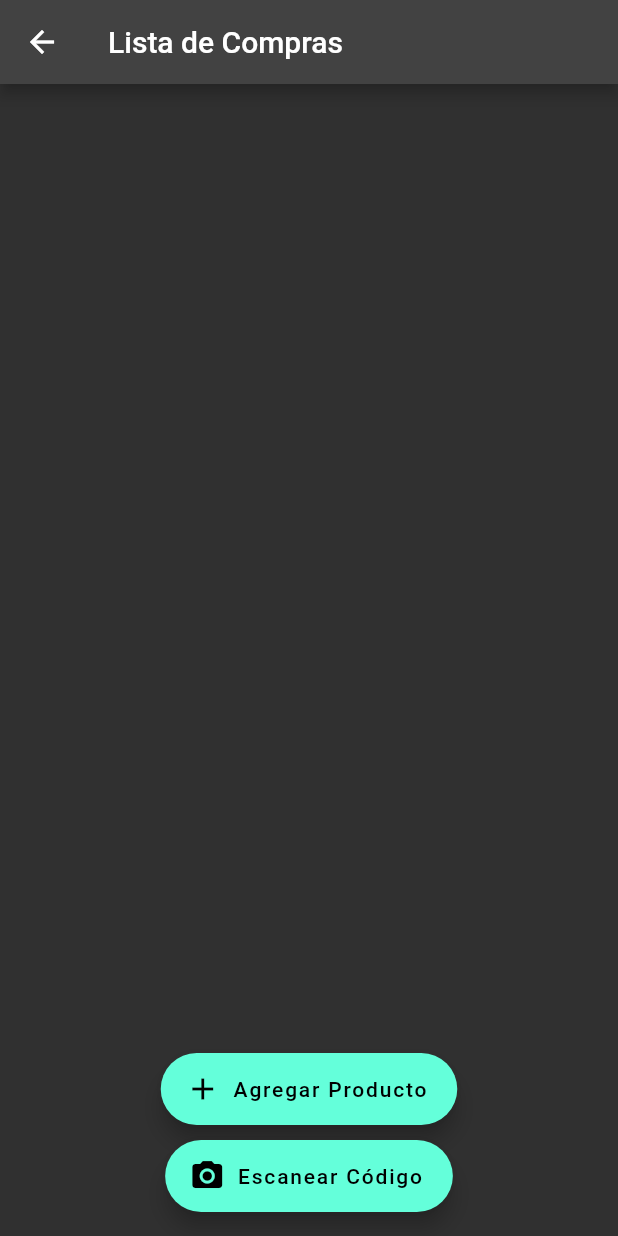
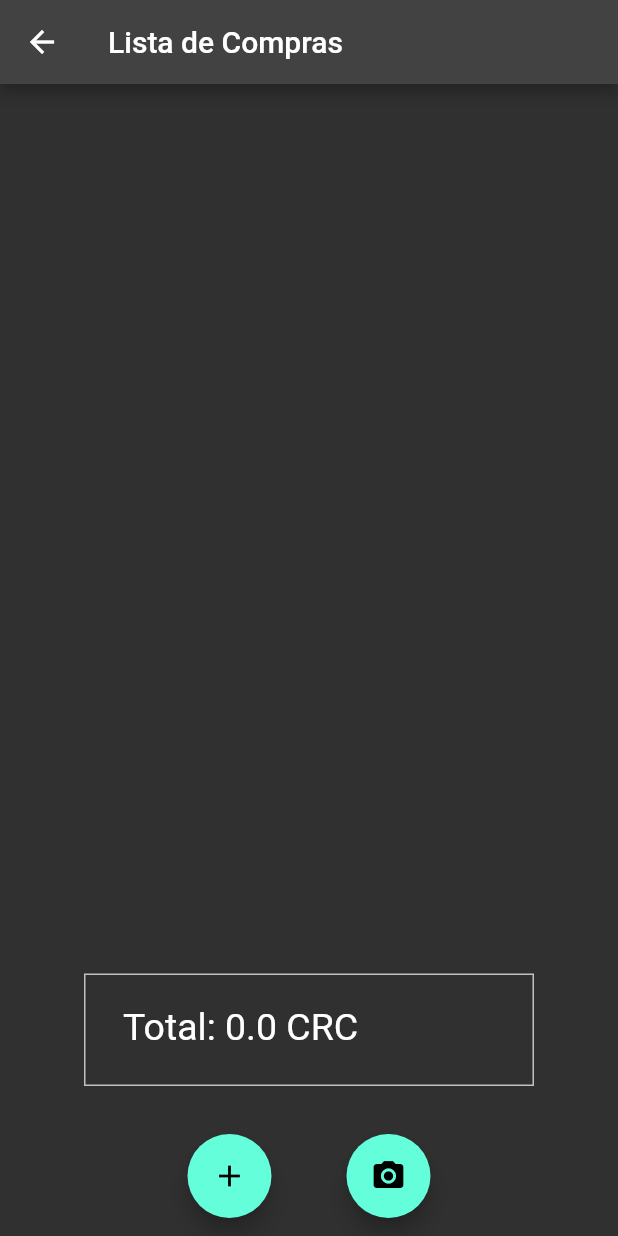
Before and after one commit to jchavaherrera/AplicacionTCU, a Flutter app: the ListaCompras screen opened directly, on a phone screen of 412 x 824 dp. Run offline on Flutter 3.47's test engine with Material 2 defaults, Android fonts, the light colour scheme and no system bars; our stand-ins replace flutter_tts, local_auth; missing offline and left inert: barcode_scan.

Commit message:
interfaz de la lista de compras mejorada

```diff
--- a/lib/estado_cuenta_page.dart
+++ b/lib/estado_cuenta_page.dart
@@ -1,8 +1,6 @@
 import 'package:flutter/material.dart';
 import 'addmovement.dart';
 import 'storage.dart';
-
-const primaryColor = Color(0xFF151026);
 
 class EstadoCuenta extends StatelessWidget {
   const EstadoCuenta({Key? key}) : super(key: key);
@@ -10,7 +8,6 @@ class EstadoCuenta extends StatelessWidget {
   @override
   Widget build(BuildContext context) {
     return FlutterDemo(storage: Storage());
-
   }
 }
 
--- a/lib/helper-functions/qr_functions.dart
+++ b/lib/helper-functions/qr_functions.dart
@@ -7,13 +7,13 @@ String getProduct (String qrData) {
   return qrData.substring(startIndex + start.length, endIndex);
 }
 
-int getPrice (String qrData) {
+double getPrice (String qrData) {
   const start = 'Precio:"';
   const end = '"';
   final startIndex = qrData.indexOf(start);
   final endIndex = qrData.indexOf(end, startIndex + start.length);
 
-  return int.parse(qrData.substring(startIndex + start.length, endIndex));
+  return double.parse(qrData.substring(startIndex + start.length, endIndex));
 }
 
 String getCurrency (String qrData) {
--- a/lib/lista_compras_page.dart
+++ b/lib/lista_compras_page.dart
@@ -63,9 +63,10 @@ class _ListaComprasState extends State<ListaCompras> {
 
   String result = " ";
   String product = " ";
-  int price = 0;
+  double price = 0;
   String priceStr = " ";
   String currency = " ";
+  double total = 0;
   final FlutterTts tts = FlutterTts();
 
   Future _addToCart(String item) async {
@@ -205,18 +206,23 @@ class _ListaComprasState extends State<ListaCompras> {
       appBar: AppBar(
         title: const Text('Lista de Compras'),
       ),
-      body: ListView.builder(
+      body: Column(
+        children: <Widget>[
+          Expanded(
+              child: ListView.builder(
                   itemCount: _todos.length,
-          itemBuilder: (context, index) {
+                  itemBuilder: (BuildContext context, int index) {
                     return Card(
-              child: Column(mainAxisSize: MainAxisSize.min, children: <Widget>[
+                      child: Column(
+                          mainAxisSize: MainAxisSize.min,
+                          children: <Widget>[
                             ListTile(
                               onTap: () {
                                 _handleTodoChange(_todos[index]);
                               },
                               title: Text(_todos[index].name,
                                   style: _getTextStyle(_todos[index].checked)),
-                  subtitle: Text(_todos[index].price),
+                              subtitle: Text(_todos[index].price + ' CRC'),
                             ),
                             Row(
                               mainAxisAlignment: MainAxisAlignment.end,
@@ -233,27 +239,36 @@ class _ListaComprasState extends State<ListaCompras> {
                             )
                           ]),
                     );
-          }),
-      floatingActionButton: Column(
-        mainAxisAlignment: MainAxisAlignment.end,
+                  })),
+                  SizedBox(height: 175, width: 300, child: Container(
+                  margin: const EdgeInsets.only(bottom: 100.0),
+                  padding: const EdgeInsets.symmetric(
+                      vertical: 20.0, horizontal: 25.0),
+                  decoration:
+                      BoxDecoration(border: Border.all(color: Colors.white70)),
+                  child: Text(
+                    'Total: ' + total.toString() + ' CRC',
+                    style: const TextStyle(fontSize: 25),
+                  ),
+                ),)
+        ],
+      ),
+      floatingActionButton: Row(
+        mainAxisAlignment: MainAxisAlignment.center,
         children: [
-          FloatingActionButton.extended(
-            icon: const Icon(Icons.add),
+          FloatingActionButton(
+            child: const Icon(Icons.add),
             onPressed: () => _displayDialog(),
-            label: const Text('Agregar Producto'),
             heroTag: null,
           ),
-          const SizedBox(
-            height: 10,
-          ),
-          FloatingActionButton.extended(
-            icon: const Icon(Icons.camera_alt),
-            label: const Text("Escanear Código"),
+          SizedBox(width: 50,),
+          FloatingActionButton(
+            child: const Icon(Icons.camera_alt),
             onPressed: _scanQR,
           ),
         ],
       ),
-      floatingActionButtonLocation: FloatingActionButtonLocation.centerFloat,
+      floatingActionButtonLocation: FloatingActionButtonLocation.miniCenterFloat,
     );
   }
 }
--- a/lib/main.dart
+++ b/lib/main.dart
@@ -2,6 +2,8 @@
 
 import 'package:aplicacion_tcu/login_page.dart';
 import 'package:flutter/material.dart';
+
+const primaryColor = Color(0xFF151026);
 
 void main() => runApp(const MyApp());
 
@@ -13,7 +15,7 @@ class MyApp extends StatelessWidget {
       title: 'Aplicación financiera TCU-748',
       theme:
           ThemeData(brightness: Brightness.dark, primaryColor: Colors.blueGrey),
-      home: const LoginPage(),
+      home: LoginPage(),
     );
   }
 }
--- a/lib/page_views.dart
+++ b/lib/page_views.dart
@@ -11,6 +11,7 @@ class PageViews extends StatefulWidget {
 class _PageViewsState extends State<PageViews> {
   final PageController _controller = PageController(
     initialPage: 0,
+    keepPage: true,
   );
 
   @override
```
Also changed, not shown: lib/login_page.dart (+25 -13 lines). Lines whose indentation alone changed are shown as unchanged.
